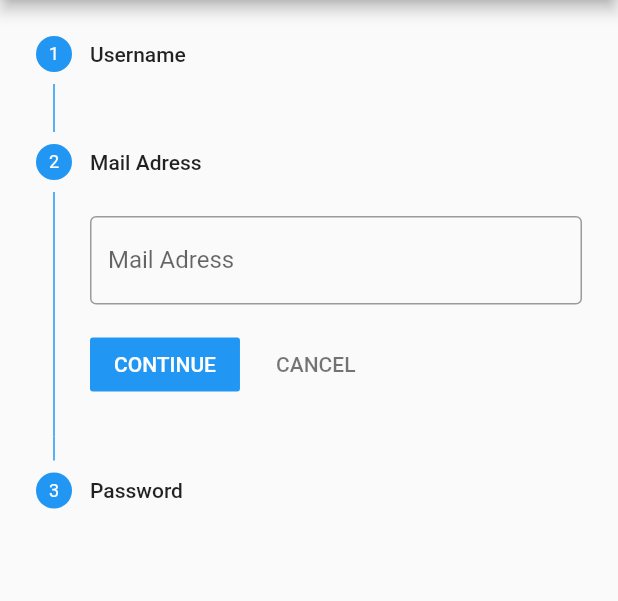
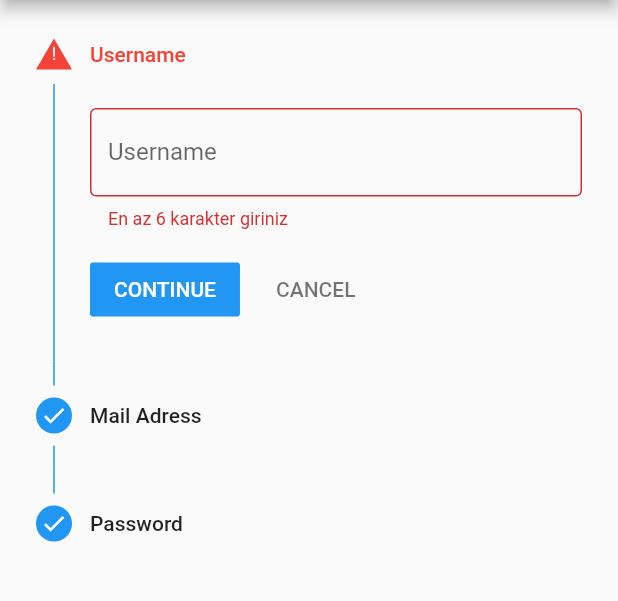
Before and after one commit to mfabank/stepper_example, a Flutter app: the screen it shows after launch, after a tap on "CONTINUE", on a phone screen of 412 x 824 dp, the part 84-685 px from its top. Run offline on Flutter 3.47's test engine with Material 2 defaults, Android fonts, the light colour scheme and no system bars.

Commit message:
Upgrade and Done!

```diff
--- a/lib/main.dart
+++ b/lib/main.dart
@@ -16,15 +16,17 @@ class _MyAppState extends State<MyApp> {
   int currentStep = 0;
   String username, email, password;
   List<Step> allSteps;
+  bool mistake = false;
+  var key0 = GlobalKey<FormFieldState>();
+  var key1 = GlobalKey<FormFieldState>();
+  var key2 = GlobalKey<FormFieldState>();
 
   @override
-  void initState() {
-    // TODO: implement initState
-    allSteps = stepS();
-  }
+  void initState() {}
 
   @override
   Widget build(BuildContext context) {
+    allSteps = stepS();
     return Scaffold(
       appBar: AppBar(
         centerTitle: true,
@@ -35,16 +37,14 @@ class _MyAppState extends State<MyApp> {
         child: Stepper(
           steps: allSteps,
           currentStep: currentStep,
-          onStepTapped: (currentTapStep) {
-            setState(() {
+          /*onStepTapped: (currentTapStep) {             // Deactive, because, when i click currentStep, i dont want change
+            setState(() {                                // I want to change for the click to "continue" button.
               currentStep = currentTapStep;
             });
-          },
+          },*/
           onStepContinue: () {
             setState(() {
-              if (currentStep < allSteps.length - 1) {
-                currentStep++;
-              }
+              continueButtonControl();
             });
           },
           onStepCancel: () {
@@ -63,42 +63,112 @@ class _MyAppState extends State<MyApp> {
     List<Step> steps = [
       Step(
         title: Text("Username"),
-        state: StepState.indexed,
+        state: iconStatus(0),
         isActive: true,
         content: TextFormField(
+          key: key0,
           decoration: InputDecoration(
             labelText: "Username",
             hintText: "Fatih",
             border: OutlineInputBorder(),
           ),
+          validator: (inputValue) {
+            if (inputValue.length < 6) {
+              return "En az 6 karakter giriniz";
+            }
+          },
+          onSaved: (inputValue) {
+            username = inputValue;
+          },
         ),
       ),
       Step(
         title: Text("Mail Adress"),
-        state: StepState.indexed,
+        state: iconStatus(1),
         isActive: true,
         content: TextFormField(
+          key: key1,
           decoration: InputDecoration(
             labelText: "Mail Adress",
             hintText: "example@example.com",
             border: OutlineInputBorder(),
           ),
+          validator: (inputValue) {
+            if (!inputValue.contains("@")) {
+              return "Lütfen mail formatı giriniz.";
+            }
+          },
+          onSaved: (inputValue) {
+            email = inputValue;
+          },
         ),
       ),
       Step(
         title: Text("Password"),
-        state: StepState.indexed,
+        state: iconStatus(2),
         isActive: true,
         content: TextFormField(
+          key: key2,
           obscureText: true,
           decoration: InputDecoration(
             labelText: "Pasword",
             hintText: "******",
             border: OutlineInputBorder(),
           ),
+          validator: (inputValue) {
+            if (inputValue.length < 6) {
+              return "En az 6 karakter giriniz";
+            }
+          },
+          onSaved: (inputValue) {
+            password = inputValue;
+          },
         ),
       ),
     ];
     return steps;
   }
+
+  StepState iconStatus(int currentStepp) {
+    if (currentStep == currentStepp) {
+      if (mistake) {
+        return StepState.error;
+      } else {
+        return StepState.editing;
+      }
+    } else {
+      return StepState.complete;
+    }
+  }
+
+  void continueButtonControl() {
+    switch (currentStep) {
+      case 0:
+        if (key0.currentState.validate()) {
+          key0.currentState.save();
+          mistake = false;
+          currentStep++;
+        } else {
+          mistake = true;
+        }
+        break;
+      case 1:
+        if (key1.currentState.validate()) {
+          key1.currentState.save();
+          mistake = false;
+          currentStep++;
+        } else {
+          mistake = true;
+        }
+        break;
+      case 2:
+        if (key2.currentState.validate()) {
+          key2.currentState.save();
+          mistake = false;
+        } else {
+          mistake = true;
+        }
+        break;
+    }
+  }
 }
```
